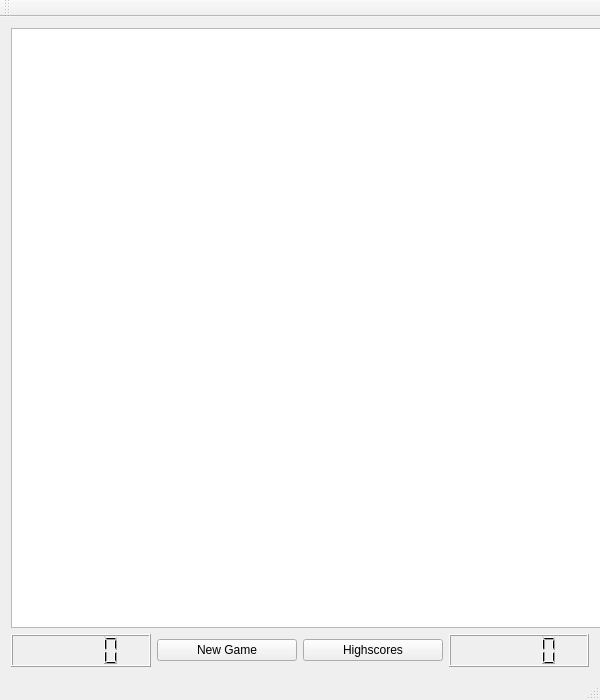
This is Minesweeper/mainwindow.ui in AStrand94/MinesweeperQt as Qt 5 draws it before an edit. The edited form follows.
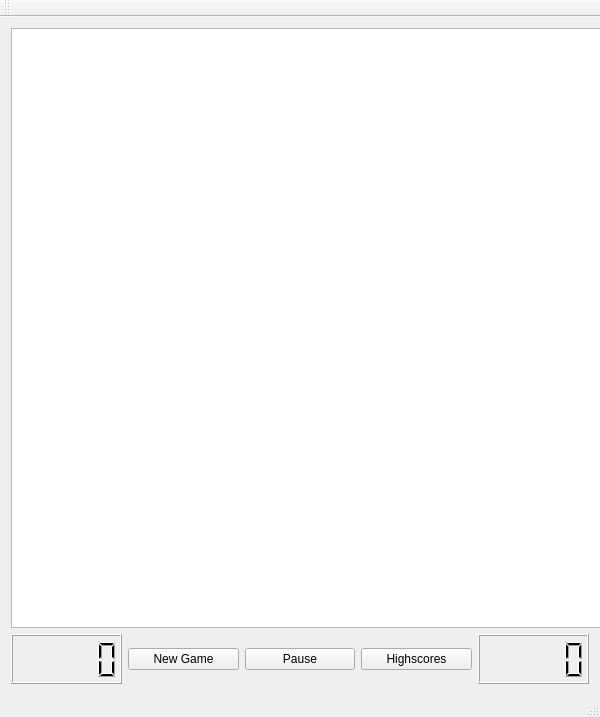
This is the edited form.

Commit message: Lagt til pause knapp

The edit to the form file:
```diff
--- a/Minesweeper/mainwindow.ui
+++ b/Minesweeper/mainwindow.ui
@@ -7,7 +7,7 @@
     <x>0</x>
     <y>0</y>
     <width>600</width>
-    <height>700</height>
+    <height>717</height>
    </rect>
   </property>
   <property name="minimumSize">
@@ -18,8 +18,8 @@
   </property>
   <property name="maximumSize">
    <size>
-    <width>600</width>
-    <height>700</height>
+    <width>624</width>
+    <height>800</height>
    </size>
   </property>
   <property name="windowTitle">
@@ -55,6 +55,13 @@
         </property>
        </widget>
       </item>
+      <item>
+       <widget class="QPushButton" name="pauseButton">
+        <property name="text">
+         <string>Pause</string>
+        </property>
+       </widget>
+      </item>
       <item>
        <widget class="QPushButton" name="highscoreButton">
         <property name="text">
```
The commit also changes 2 other files.
